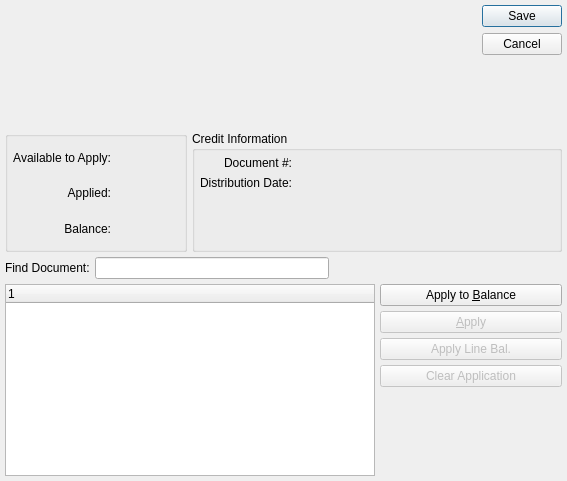
Above: guiclient/applyARCreditMemo.ui from knowhow/xtuple before the change. Below: the same form after it.
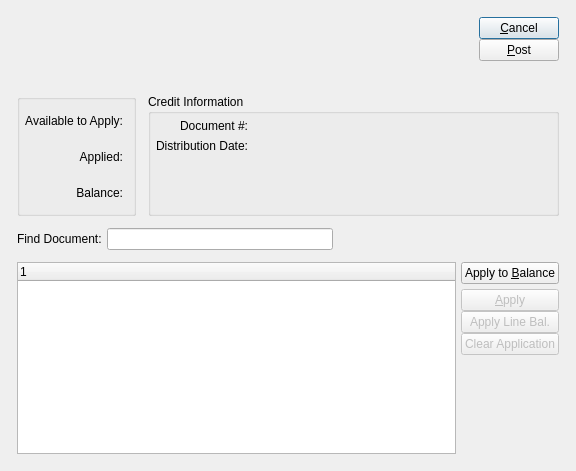
That is the form after the change. Custom widgets are drawn as their Qt base class.

Patch:
```diff
--- a/guiclient/applyARCreditMemo.ui
+++ b/guiclient/applyARCreditMemo.ui
@@ -13,20 +13,36 @@
    <rect>
     <x>0</x>
     <y>0</y>
-    <width>567</width>
-    <height>481</height>
+    <width>576</width>
+    <height>471</height>
    </rect>
   </property>
   <property name="windowTitle">
    <string>Apply A/R Credit Memo</string>
   </property>
+  <layout class="QGridLayout" name="gridLayout_4">
+   <item row="0" column="0">
   <layout class="QGridLayout" name="gridLayout_3">
-   <item row="0" column="0" colspan="3">
-    <layout class="QHBoxLayout" name="horizontalLayout">
+     <property name="margin">
+      <number>12</number>
+     </property>
+     <property name="spacing">
+      <number>12</number>
+     </property>
+     <item row="0" column="0" colspan="2">
+      <layout class="QHBoxLayout">
+       <property name="spacing">
+        <number>5</number>
+       </property>
      <item>
       <widget class="CustCluster" name="_cust"/>
      </item>
      <item>
+        <layout class="QHBoxLayout">
+         <property name="spacing">
+          <number>0</number>
+         </property>
+         <item>
       <spacer>
        <property name="orientation">
         <enum>Qt::Horizontal</enum>
@@ -43,14 +59,50 @@
       </spacer>
      </item>
      <item>
-      <widget class="QDialogButtonBox" name="_buttonBox">
+          <layout class="QVBoxLayout">
+           <property name="spacing">
+            <number>0</number>
+           </property>
+           <item>
+            <layout class="QVBoxLayout">
+             <property name="spacing">
+              <number>0</number>
+             </property>
+             <item>
+              <widget class="QPushButton" name="_close">
+               <property name="text">
+                <string>&amp;Cancel</string>
+               </property>
+              </widget>
+             </item>
+             <item>
+              <widget class="QPushButton" name="_post">
+               <property name="text">
+                <string>&amp;Post</string>
+               </property>
+              </widget>
+             </item>
+            </layout>
+           </item>
+           <item>
+            <spacer>
        <property name="orientation">
         <enum>Qt::Vertical</enum>
        </property>
-       <property name="standardButtons">
-        <set>QDialogButtonBox::Cancel|QDialogButtonBox::Save</set>
-       </property>
-      </widget>
+             <property name="sizeType">
+              <enum>QSizePolicy::Preferred</enum>
+             </property>
+             <property name="sizeHint" stdset="0">
+              <size>
+               <width>10</width>
+               <height>21</height>
+              </size>
+             </property>
+            </spacer>
+           </item>
+          </layout>
+         </item>
+        </layout>
      </item>
     </layout>
    </item>
@@ -120,7 +172,7 @@
      </layout>
     </widget>
    </item>
-   <item row="1" column="1" colspan="2">
+     <item row="1" column="1">
     <widget class="QGroupBox" name="_docGroup">
      <property name="title">
       <string>Credit Information</string>
@@ -245,7 +297,7 @@
      </layout>
     </widget>
    </item>
-   <item row="2" column="0" colspan="3">
+     <item row="2" column="0" colspan="2">
     <layout class="QHBoxLayout">
      <property name="spacing">
       <number>5</number>
@@ -286,10 +338,23 @@
     </layout>
    </item>
    <item row="3" column="0" colspan="2">
+      <layout class="QHBoxLayout">
+       <property name="spacing">
+        <number>5</number>
+       </property>
+       <item>
     <widget class="XTreeWidget" name="_aropen"/>
    </item>
-   <item row="3" column="2">
-    <layout class="QVBoxLayout" name="verticalLayout_2">
+       <item>
+        <layout class="QVBoxLayout">
+         <property name="spacing">
+          <number>0</number>
+         </property>
+         <item>
+          <layout class="QVBoxLayout">
+           <property name="spacing">
+            <number>5</number>
+           </property>
      <item>
       <widget class="QPushButton" name="_applyToBalance">
        <property name="text">
@@ -298,6 +363,11 @@
       </widget>
      </item>
      <item>
+            <layout class="QVBoxLayout">
+             <property name="spacing">
+              <number>0</number>
+             </property>
+             <item>
       <widget class="QPushButton" name="_apply">
        <property name="enabled">
         <bool>false</bool>
@@ -327,6 +397,10 @@
        </property>
       </widget>
      </item>
+            </layout>
+           </item>
+          </layout>
+         </item>
      <item>
       <spacer>
        <property name="orientation">
@@ -337,7 +411,7 @@
        </property>
        <property name="sizeHint" stdset="0">
         <size>
-         <width>13</width>
+             <width>10</width>
          <height>26</height>
         </size>
        </property>
@@ -346,6 +420,10 @@
     </layout>
    </item>
   </layout>
+     </item>
+    </layout>
+   </item>
+  </layout>
  </widget>
  <layoutdefault spacing="5" margin="5"/>
  <pixmapfunction>qPixmapFromMimeSource</pixmapfunction>
```
Left out of the diff: 5 changed lines with no effect on the pictures. Lines whose indentation alone changed are shown as unchanged.
